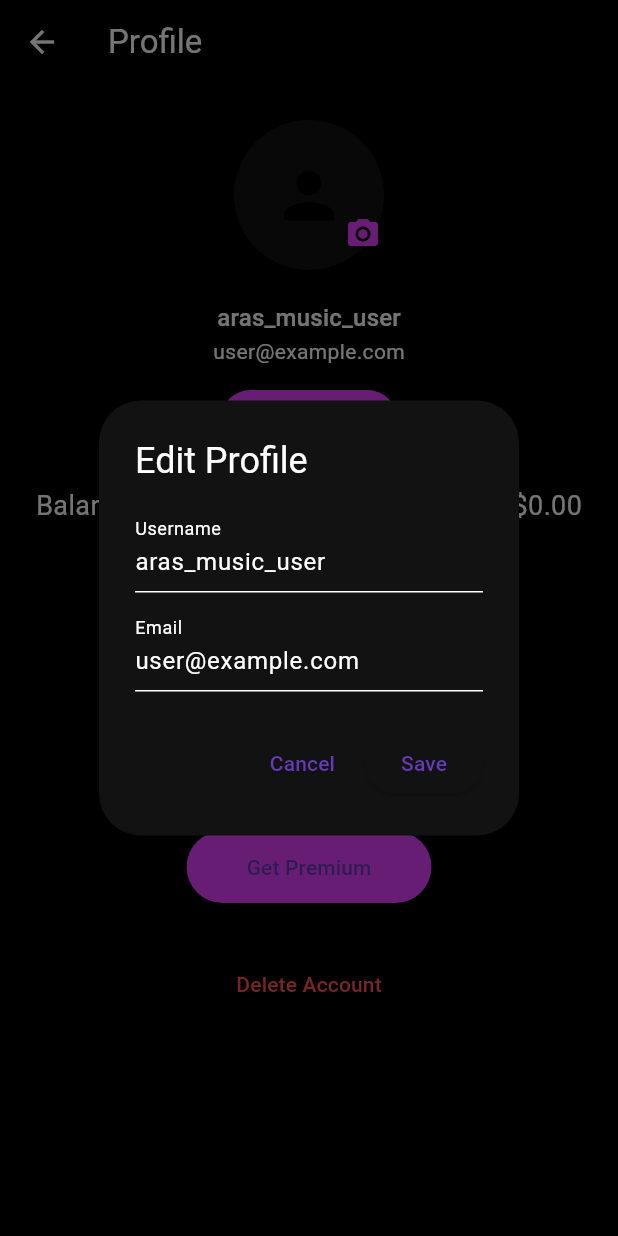
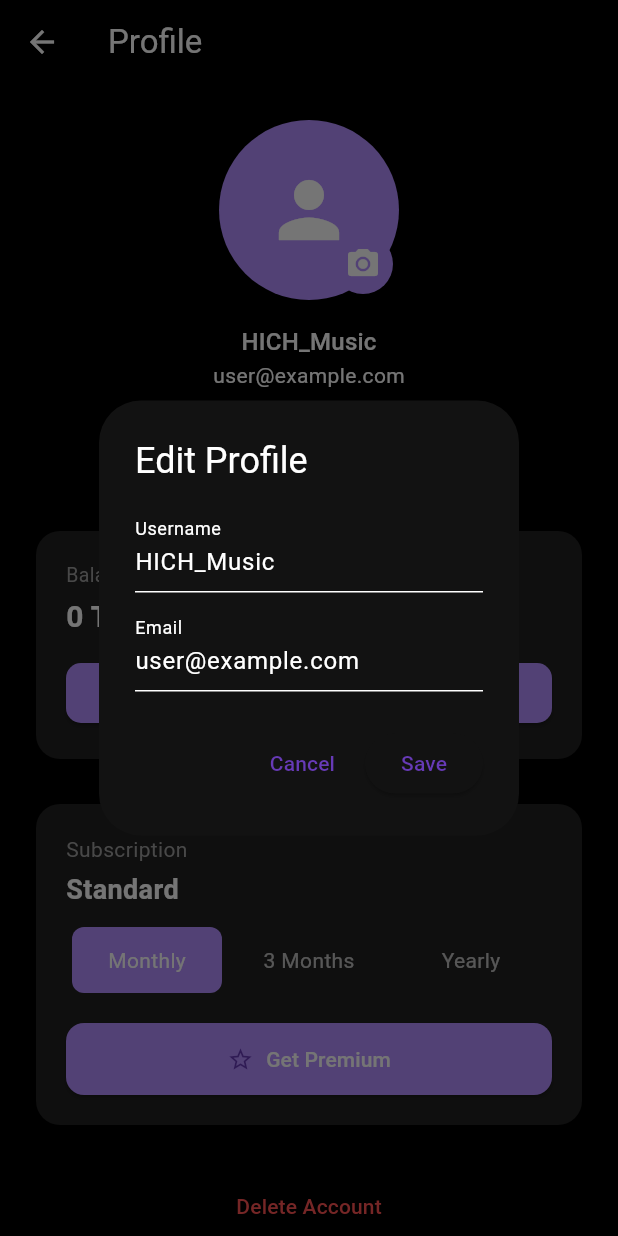
Before and after one commit to M-AmirBagheri/Music-Player, a Flutter app: the ProfilePage screen opened directly, after a tap on "Edit Profile", on a phone screen of 412 x 824 dp. Run offline on Flutter 3.47's test engine with Material 3 defaults, Android fonts, the light colour scheme and no system bars; our stand-ins replace image_picker, just_audio, on_audio_query, shared_preferences; accounts and stored records are empty.

Commit message:
change profile page ui and try to fix it.

```diff
--- a/lib/pages/profile/profile_page.dart
+++ b/lib/pages/profile/profile_page.dart
@@ -14,7 +14,7 @@ class _ProfilePageState extends State<ProfilePage> {
   File? _image;
   final _picker = ImagePicker();
 
-  String username = 'aras_music_user';
+  String username = 'HICH_Music';
   String email = 'user@example.com';
   String subscription = 'Standard';
   double balance = 0;
@@ -30,25 +30,18 @@ class _ProfilePageState extends State<ProfilePage> {
   }
 
   void _editProfile() {
+    final nameController = TextEditingController(text: username);
+    final emailController = TextEditingController(text: email);
     showDialog(
       context: context,
-      builder: (ctx) {
-        final nameController = TextEditingController(text: username);
-        final emailController = TextEditingController(text: email);
-        return AlertDialog(
+      builder: (ctx) => AlertDialog(
         title: const Text("Edit Profile"),
         content: Column(
           mainAxisSize: MainAxisSize.min,
           children: [
-              TextField(
-                controller: nameController,
-                decoration: const InputDecoration(labelText: "Username"),
-              ),
+            TextField(controller: nameController, decoration: const InputDecoration(labelText: "Username")),
             const SizedBox(height: 10),
-              TextField(
-                controller: emailController,
-                decoration: const InputDecoration(labelText: "Email"),
-              ),
+            TextField(controller: emailController, decoration: const InputDecoration(labelText: "Email")),
           ],
         ),
         actions: [
@@ -64,8 +57,7 @@ class _ProfilePageState extends State<ProfilePage> {
             child: const Text("Save"),
           ),
         ],
-        );
-      },
+      ),
     );
   }
 
@@ -73,16 +65,11 @@ class _ProfilePageState extends State<ProfilePage> {
     final result = await Navigator.push(
       context,
       MaterialPageRoute(
-        builder: (_) => PaymentPage(
-          song: {'title': purpose, 'artist': 'System', 'price': 'Custom'},
-        ),
+        builder: (_) => PaymentPage(song: {'title': purpose, 'artist': 'System', 'price': 'Custom'}),
       ),
     );
-
     if (result != null && result is double) {
-      setState(() {
-        balance += result;
-      });
+      setState(() => balance += result);
       ScaffoldMessenger.of(context).showSnackBar(
         const SnackBar(content: Text("Your credit has been updated.")),
       );
@@ -96,16 +83,13 @@ class _ProfilePageState extends State<ProfilePage> {
         title: const Text('Delete Account'),
         content: const Text('Are you sure you want to delete your account?'),
         actions: [
-          TextButton(
-            onPressed: () => Navigator.pop(context),
-            child: const Text("Cancel"),
-          ),
+          TextButton(onPressed: () => Navigator.pop(context), child: const Text("Cancel")),
           TextButton(
             onPressed: () {
               Navigator.pop(context);
-              ScaffoldMessenger.of(context).showSnackBar(const SnackBar(
-                content: Text("Account deleted."),
-              ));
+              ScaffoldMessenger.of(context).showSnackBar(
+                const SnackBar(content: Text("Account deleted.")),
+              );
             },
             child: const Text("Delete", style: TextStyle(color: Colors.redAccent)),
           ),
@@ -116,84 +100,137 @@ class _ProfilePageState extends State<ProfilePage> {
 
   @override
   Widget build(BuildContext context) {
+    final theme = Theme.of(context);
+    final purple = const Color(0xFFB28DFF); // روشن‌تر
+    final semiGrey = Colors.grey.withOpacity(0.2);
+
     return Scaffold(
-      appBar: AppBar(title: const Text('Profile')),
+      backgroundColor: theme.scaffoldBackgroundColor,
+      appBar: AppBar(
+        title: const Text('Profile'),
+        backgroundColor: theme.scaffoldBackgroundColor,
+        elevation: 0,
+      ),
       body: SingleChildScrollView(
         padding: const EdgeInsets.all(24),
         child: Column(
           children: [
-            Center(
-              child: Stack(
+            // Default Avatar
+            Stack(
+              alignment: Alignment.bottomRight,
               children: [
                 CircleAvatar(
-                    radius: 50,
-                    backgroundColor: Theme.of(context).colorScheme.surface,
-                    backgroundImage: _image != null ? FileImage(_image!) : null,
-                    child: _image == null
-                        ? const Icon(Icons.person, size: 50)
-                        : null,
+                  radius: 60,
+                  backgroundColor: purple,
+                  child: const Icon(Icons.person, size: 60, color: Colors.white),
                 ),
-                  Positioned(
-                    bottom: 0,
-                    right: -10,
-                    child: IconButton(
+                IconButton(
                   onPressed: _pickImage,
-                      icon: Icon(Icons.camera_alt, color: Theme.of(context).colorScheme.secondary),
+                  icon: const Icon(Icons.camera_alt),
+                  style: IconButton.styleFrom(
+                    backgroundColor: purple,
+                    shape: const CircleBorder(),
+                    foregroundColor: Colors.white,
                   ),
                 )
               ],
             ),
+            const SizedBox(height: 16),
+            Text(username, style: theme.textTheme.titleMedium?.copyWith(color: Colors.white)),
+            Text(email, style: theme.textTheme.bodyMedium?.copyWith(color: Colors.white)),
+            const SizedBox(height: 16),
+            ElevatedButton(
+              onPressed: _editProfile,
+              style: ElevatedButton.styleFrom(
+                backgroundColor: purple,
+                shape: RoundedRectangleBorder(borderRadius: BorderRadius.circular(12)),
+              ),
+              child: const Text("Edit Profile", style: TextStyle(color: Colors.white)),
+            ),
+            const SizedBox(height: 30),
+
+            // Balance
+            Container(
+              padding: const EdgeInsets.all(20),
+              decoration: BoxDecoration(
+                color: semiGrey,
+                borderRadius: BorderRadius.circular(16),
+              ),
+              child: Column(
+                crossAxisAlignment: CrossAxisAlignment.stretch,
+                children: [
+                  const Text("Balance", style: TextStyle(color: Colors.grey, fontSize: 13)),
+                  const SizedBox(height: 4),
+                  Text("${balance.toInt()} Toman", style: const TextStyle(color: Colors.white, fontSize: 20, fontWeight: FontWeight.bold)),
+                  const SizedBox(height: 12),
+                  ElevatedButton.icon(
+                    onPressed: () => _goToPayment("Increase Credit"),
+                    icon: const Icon(Icons.add),
+                    label: const Text("Increase Credit", style: TextStyle(color: Colors.white)),
+                    style: ElevatedButton.styleFrom(
+                      backgroundColor: purple,
+                      shape: RoundedRectangleBorder(borderRadius: BorderRadius.circular(10)),
+                    ),
+                  ),
+                ],
+              ),
+            ),
+
+            const SizedBox(height: 30),
+
+            // Subscription
+            Container(
+              padding: const EdgeInsets.all(20),
+              decoration: BoxDecoration(
+                color: semiGrey,
+                borderRadius: BorderRadius.circular(16),
+              ),
+              child: Column(
+                crossAxisAlignment: CrossAxisAlignment.stretch,
+                children: [
+                  const Text("Subscription", style: TextStyle(color: Colors.grey)),
+                  const SizedBox(height: 4),
+                  Text(subscription, style: const TextStyle(fontSize: 18, fontWeight: FontWeight.bold, color: Colors.white)),
+                  const SizedBox(height: 12),
+                  Row(
+                    children: List.generate(3, (i) {
+                      final isSelected = i == selectedPlan;
+                      return Expanded(
+                        child: GestureDetector(
+                          onTap: () => setState(() => selectedPlan = i),
+                          child: Container(
+                            padding: const EdgeInsets.symmetric(vertical: 12),
+                            margin: const EdgeInsets.symmetric(horizontal: 4),
+                            decoration: BoxDecoration(
+                              color: isSelected ? purple : Colors.transparent,
+                              borderRadius: BorderRadius.circular(8),
+                            ),
+                            child: Center(
+                              child: Text(
+                                plans[i],
+                                style: TextStyle(
+                                  color: isSelected ? Colors.white : Colors.white70,
+                                ),
+                              ),
+                            ),
+                          ),
+                        ),
+                      );
+                    }),
                   ),
                   const SizedBox(height: 20),
-            Text(username, style: Theme.of(context).textTheme.titleMedium),
-            Text(email, style: Theme.of(context).textTheme.bodyMedium),
-            const SizedBox(height: 12),
-            ElevatedButton(
-              onPressed: _editProfile,
-              style: ElevatedButton.styleFrom(backgroundColor: Theme.of(context).colorScheme.secondary),
-              child: const Text("Edit Profile"),
+                  ElevatedButton.icon(
+                    onPressed: () => _goToPayment("Get Premium (${plans[selectedPlan]})"),
+                    icon: const Icon(Icons.star_border),
+                    label: const Text("Get Premium", style: TextStyle(color: Colors.white)),
+                    style: ElevatedButton.styleFrom(
+                      backgroundColor: purple,
+                      padding: const EdgeInsets.symmetric(vertical: 14),
+                      shape: RoundedRectangleBorder(borderRadius: BorderRadius.circular(12)),
                     ),
-            const SizedBox(height: 20),
-            Row(
-              mainAxisAlignment: MainAxisAlignment.spaceBetween,
-              children: [
-                const Text("Balance", style: TextStyle(fontSize: 18)),
-                Text("\$${balance.toStringAsFixed(2)}", style: const TextStyle(fontSize: 18)),
+                  ),
                 ],
               ),
-            const SizedBox(height: 10),
-            ElevatedButton.icon(
-              onPressed: () => _goToPayment("Increase Credit"),
-              icon: const Icon(Icons.account_balance_wallet),
-              label: const Text("Increase Credit"),
-            ),
-            const SizedBox(height: 20),
-            const Text("Subscription", style: TextStyle(fontSize: 18)),
-            const SizedBox(height: 6),
-            Text(subscription, style: Theme.of(context).textTheme.bodySmall),
-            const SizedBox(height: 12),
-            ToggleButtons(
-              isSelected: List.generate(3, (index) => index == selectedPlan),
-              onPressed: (index) {
-                setState(() => selectedPlan = index);
-              },
-              borderRadius: BorderRadius.circular(12),
-              selectedColor: Colors.white,
-              fillColor: Theme.of(context).colorScheme.secondary,
-              color: Colors.white70,
-              children: plans.map((plan) => Padding(
-                padding: const EdgeInsets.symmetric(horizontal: 16),
-                child: Text(plan),
-              )).toList(),
-            ),
-            const SizedBox(height: 16),
-            ElevatedButton(
-              onPressed: () => _goToPayment("Get Premium (${plans[selectedPlan]})"),
-              style: ElevatedButton.styleFrom(
-                backgroundColor: Theme.of(context).colorScheme.secondary,
-                padding: const EdgeInsets.symmetric(vertical: 14, horizontal: 40),
-              ),
-              child: const Text("Get Premium"),
             ),
             const SizedBox(height: 30),
             TextButton(
```
Also changed, not shown: lib/pages/shop/shop_song_detail_page.dart (+151 -92 lines). Lines whose indentation alone changed are shown as unchanged.
